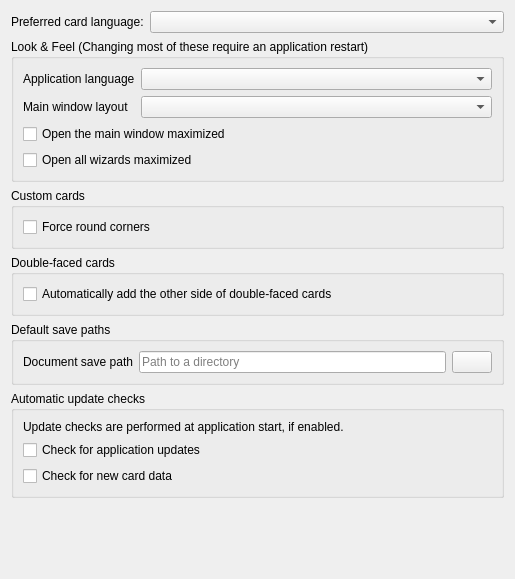
Above: resources/ui/settings_window/general_settings_page.ui from luziferius/MTGProxyPrinter before the change. Below: the same form after it.
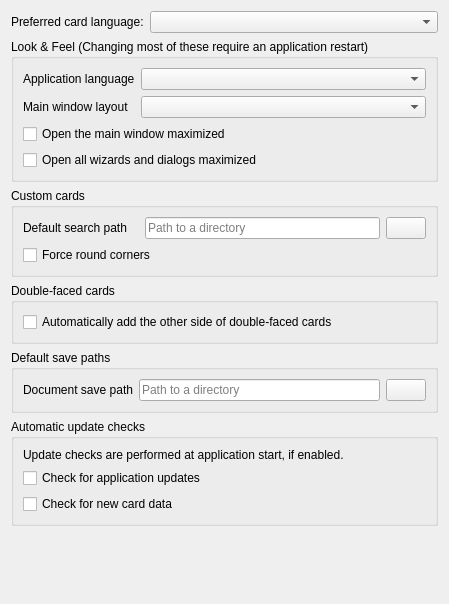
That is the form after the change. Icons and pictures are not drawn.

Commit message:
CustomCardImportDialog: The default card search path is now configurable via the settings.
FossilOrigin-Name: cc9c947d573e6d7920efc3bad848f1d0e099e3cc0c90b94324b52fea23bac95d

What changed in the file:
```diff
--- a/resources/ui/settings_window/general_settings_page.ui
+++ b/resources/ui/settings_window/general_settings_page.ui
@@ -6,8 +6,8 @@
    <rect>
     <x>0</x>
     <y>0</y>
-    <width>515</width>
-    <height>579</height>
+    <width>449</width>
+    <height>604</height>
    </rect>
   </property>
   <layout class="QGridLayout" name="gridLayout">
@@ -62,7 +62,7 @@
       <item row="3" column="0" colspan="2">
        <widget class="QCheckBox" name="wizards_open_maximized">
         <property name="text">
-         <string>Open all wizards maximized</string>
+         <string extracomment="On/off setting">Open all wizards and dialogs maximized</string>
         </property>
        </widget>
       </item>
@@ -233,8 +233,47 @@
      <property name="title">
       <string>Custom cards</string>
      </property>
-     <layout class="QVBoxLayout" name="verticalLayout">
-      <item>
+     <layout class="QGridLayout" name="gridLayout_3">
+      <item row="0" column="0">
+       <widget class="QLabel" name="custom_cards_search_path_label">
+        <property name="text">
+         <string extracomment="Label next to a directory selector for custom cards">Default search path</string>
+        </property>
+        <property name="buddy">
+         <cstring>custom_cards_search_path</cstring>
+        </property>
+       </widget>
+      </item>
+      <item row="0" column="3">
+       <widget class="QLineEdit" name="custom_cards_search_path">
+        <property name="toolTip">
+         <string extracomment="Tooltip text">If set, search here for custom card images</string>
+        </property>
+        <property name="inputMethodHints">
+         <set>Qt::InputMethodHint::ImhNoAutoUppercase</set>
+        </property>
+        <property name="placeholderText">
+         <string extracomment="Line editor placeholder text">Path to a directory</string>
+        </property>
+        <property name="clearButtonEnabled">
+         <bool>true</bool>
+        </property>
+       </widget>
+      </item>
+      <item row="0" column="4">
+       <widget class="QPushButton" name="custom_cards_search_path_browse_button">
+        <property name="toolTip">
+         <string extracomment="Button tooltip">Browse…</string>
+        </property>
+        <property name="text">
+         <string/>
+        </property>
+        <property name="icon">
+         <iconset theme="document-open"/>
+        </property>
+       </widget>
+      </item>
+      <item row="1" column="0" colspan="5">
        <widget class="QCheckBox" name="custom_cards_force_round_corners">
         <property name="toolTip">
          <string>Enforce rounded corners for all imported custom cards</string>
```
Left out of the diff: 39 changed lines with no effect on the pictures. The commit also changes 4 other files.
